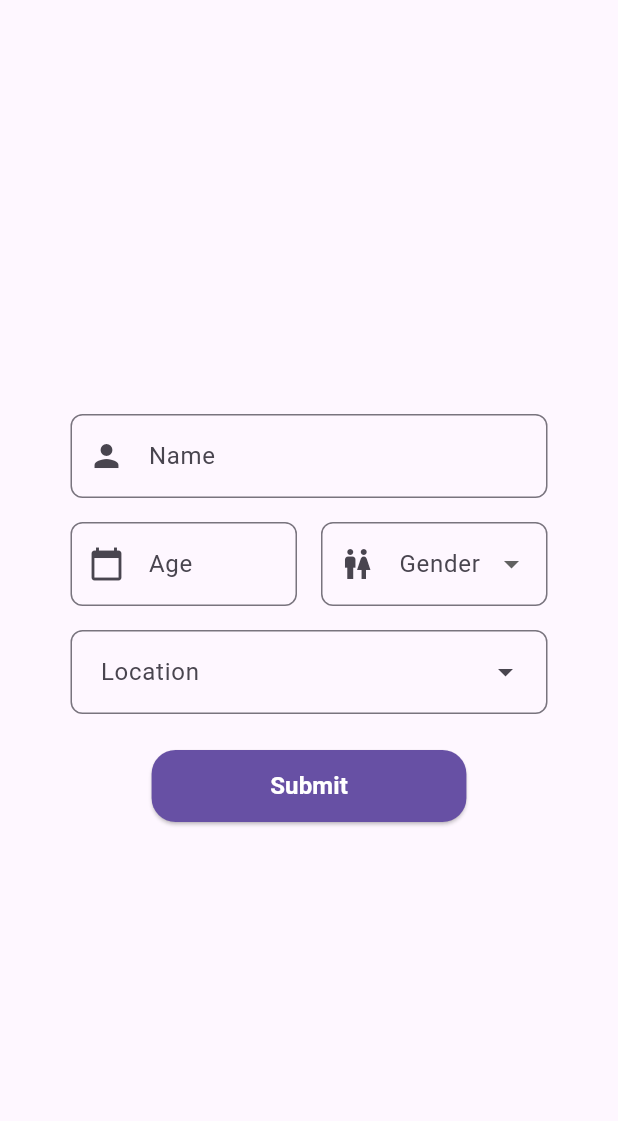
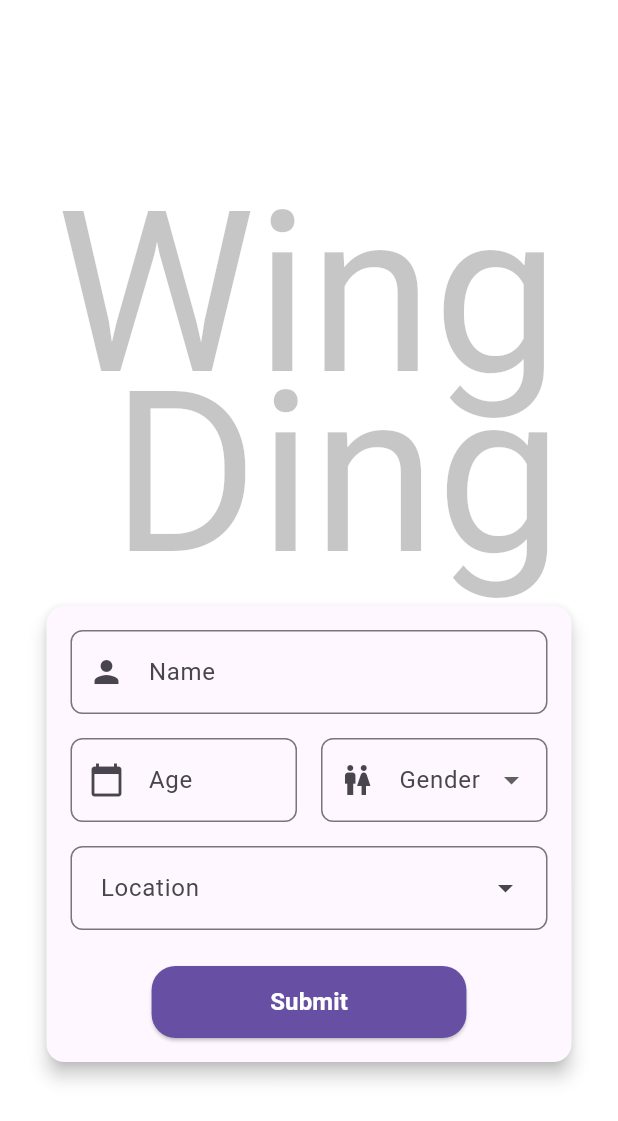
Before and after one commit to andy-anthelion/wdapp-demo, a Flutter app: the screen it shows after launch, on a phone screen of 412 x 824 dp. Shown: the top 1121 px of the screen. Run offline on Flutter 3.47's test engine with Material 3 defaults, Android fonts, the phone set to English and light mode, and no system bars; our stand-ins replace dio, freezed_annotation, go_router, jwt_decoder, result_dart, shared_preferences; project files that could hold a hidden picture were left out.

Commit message:
Basic login screen with responsive logo

```diff
--- a/wdapp/lib/screens/login_screen.dart
+++ b/wdapp/lib/screens/login_screen.dart
@@ -2,19 +2,40 @@ import 'package:flutter/material.dart';
 import 'package:provider/provider.dart';
 
 import '../widgets/login_form.dart';
+import '../widgets/logo.dart';
 
 class LoginScreen extends StatelessWidget {
   LoginScreen({super.key});
 
   @override
   Widget build(BuildContext context) {
-    LoginFormModel viewModel = LoginFormModel(
-      authRepo: context.read(),
-    );
-    return Scaffold(
-      body: Center(
-        child: LoginForm(viewModel: viewModel),
+    List<Widget> screenContent = <Widget>[
+      Flexible(child: const Logo()),
+      Card(
+        color: ColorScheme.of(context).surface,
+        elevation: 5.0,
+        child: LoginForm(
+          viewModel: LoginFormModel(
+            authRepo: context.read(),
+          )
+        )
       ),
+    ];
+    return LayoutBuilder(
+      builder: (context, constraints) {
+        final isPotrait = constraints.maxWidth < constraints.maxHeight;
+        return Center(
+          child: (isPotrait) ?
+          Column(
+            mainAxisAlignment: MainAxisAlignment.center,
+            children: screenContent
+          ) :
+          Row(
+            mainAxisAlignment: MainAxisAlignment.center,
+            children: screenContent,
+          ),
+        );
+      }
     );
   }
 }
--- /dev/null
+++ b/wdapp/lib/widgets/logo.dart
@@ -0,0 +1,23 @@
+import 'package:flutter/material.dart';
+
+class Logo extends StatelessWidget {
+  const Logo({super.key});
+
+  @override
+  Widget build(BuildContext context) {
+    return FittedBox(
+      fit: BoxFit.contain,
+      child: Padding(
+        padding: EdgeInsets.all(24.0),
+        child: Text(
+          "Wing\n Ding",
+          style: TextTheme.of(context).displayLarge!.copyWith(
+            height: 0.8,
+            fontSize: 150,
+            color: ColorScheme.of(context).onSurface.withOpacity(0.25),
+          ),
+        ),
+      ),
+    );
+  }
+}
```
